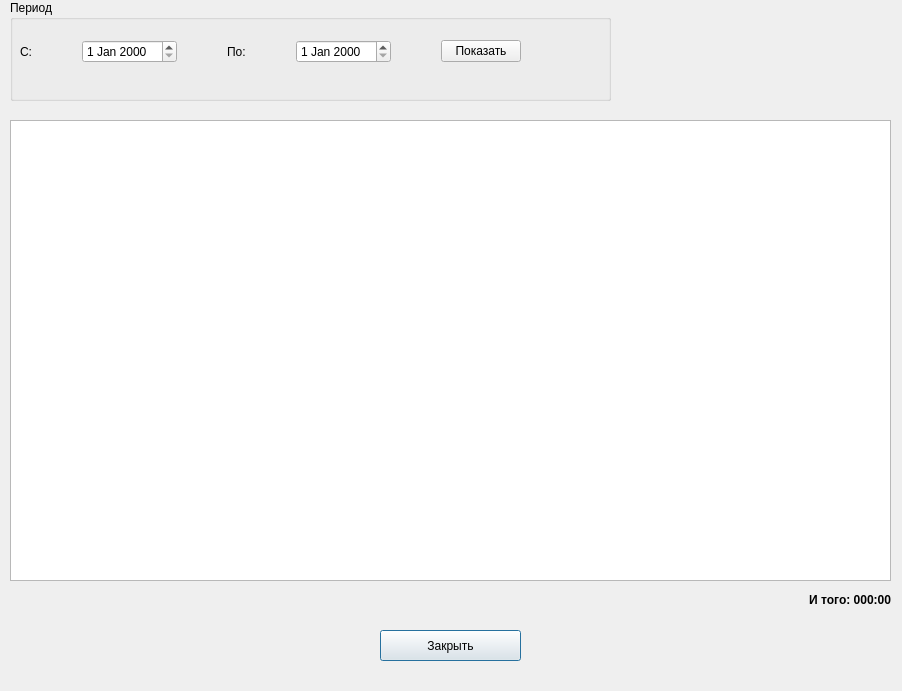
Qt form TasksAccounting/worksreportdialog.ui (MishIvan/UbuntuProjects) before a commit.
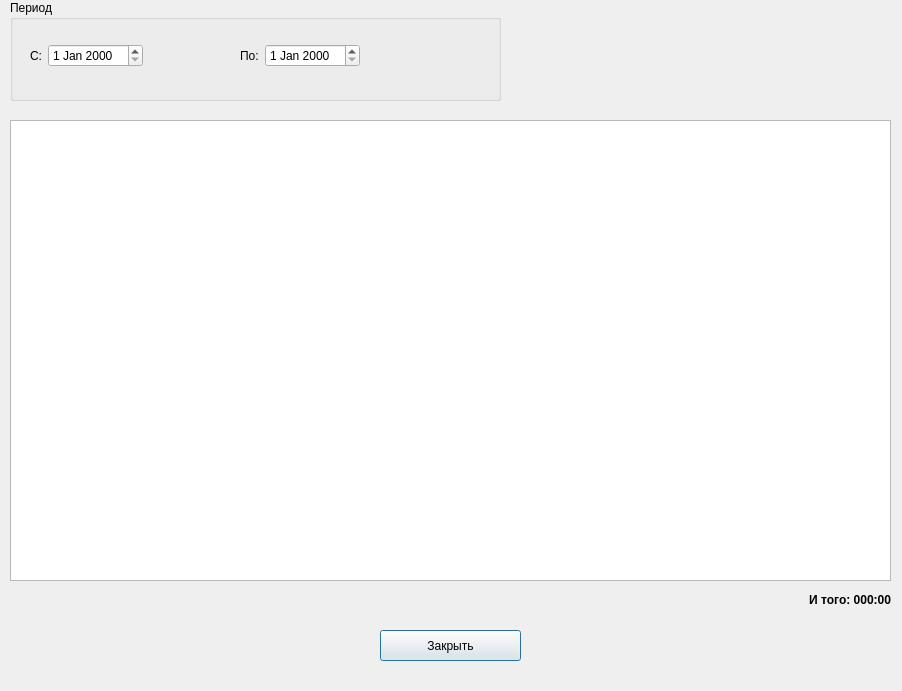
The same form after that commit.

Diff of the .ui file:
```diff
--- a/TasksAccounting/worksreportdialog.ui
+++ b/TasksAccounting/worksreportdialog.ui
@@ -78,29 +78,23 @@
     <rect>
      <x>10</x>
      <y>0</y>
-     <width>601</width>
+     <width>491</width>
      <height>101</height>
     </rect>
    </property>
    <property name="title">
     <string>Период</string>
    </property>
-   <widget class="QWidget" name="layoutWidget">
+   <widget class="QWidget" name="">
     <property name="geometry">
      <rect>
-      <x>10</x>
+      <x>20</x>
       <y>40</y>
-      <width>461</width>
+      <width>421</width>
       <height>32</height>
      </rect>
     </property>
     <layout class="QHBoxLayout" name="horizontalLayout_3">
-     <property name="spacing">
-      <number>50</number>
-     </property>
-     <property name="sizeConstraint">
-      <enum>QLayout::SetMinAndMaxSize</enum>
-     </property>
      <item>
       <layout class="QHBoxLayout" name="horizontalLayout">
        <item>
@@ -115,6 +109,19 @@
        </item>
       </layout>
      </item>
+     <item>
+      <spacer name="horizontalSpacer">
+       <property name="orientation">
+        <enum>Qt::Horizontal</enum>
+       </property>
+       <property name="sizeHint" stdset="0">
+        <size>
+         <width>80</width>
+         <height>20</height>
+        </size>
+       </property>
+      </spacer>
+     </item>
      <item>
       <layout class="QHBoxLayout" name="horizontalLayout_2">
        <item>
@@ -130,14 +137,17 @@
       </layout>
      </item>
      <item>
-      <widget class="QPushButton" name="m_setTimeButton">
-       <property name="toolTip">
-        <string>Задать период и вывести  результаты</string>
+      <spacer name="horizontalSpacer_2">
+       <property name="orientation">
+        <enum>Qt::Horizontal</enum>
        </property>
-       <property name="text">
-        <string>Показать</string>
+       <property name="sizeHint" stdset="0">
+        <size>
+         <width>20</width>
+         <height>20</height>
+        </size>
        </property>
-      </widget>
+      </spacer>
      </item>
     </layout>
    </widget>
```
